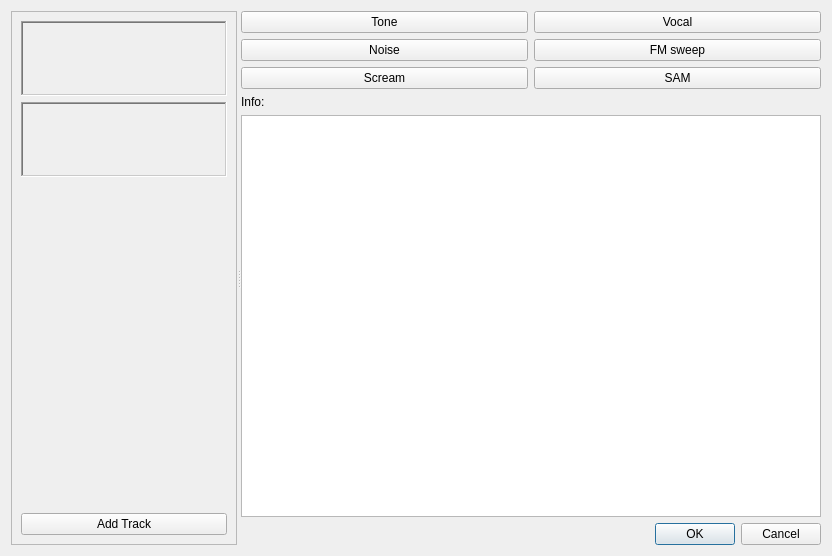
This is main/stimulus_editor.ui in portfors-lab/sparkle as Qt 5 draws it before an edit. The edited form follows.
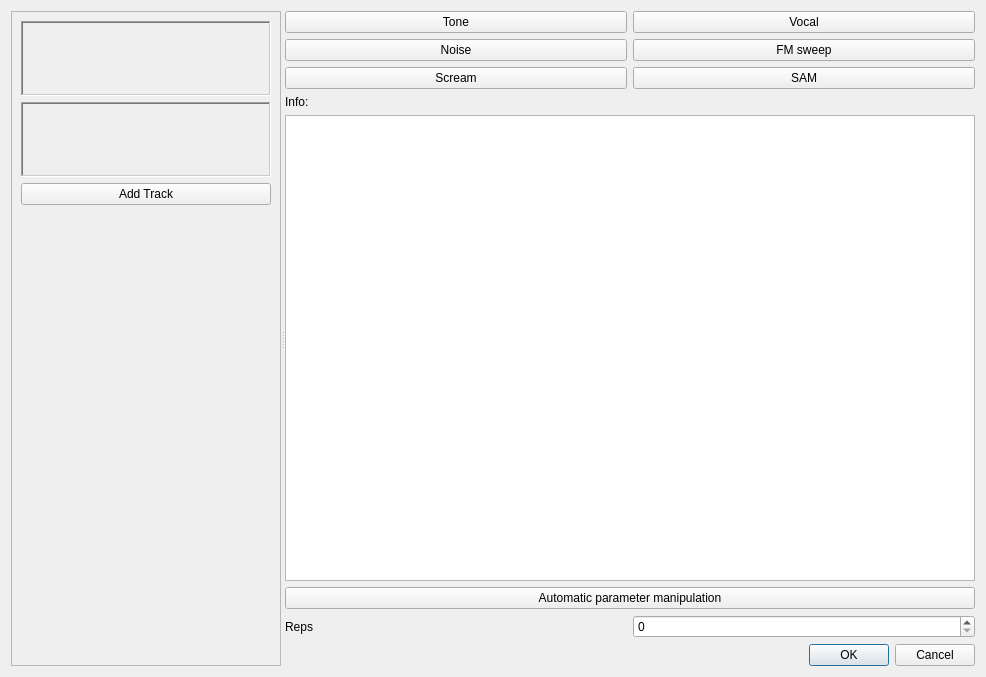
This is the edited form.

Diff of the .ui file:
```diff
--- a/main/stimulus_editor.ui
+++ b/main/stimulus_editor.ui
@@ -6,14 +6,20 @@
    <rect>
     <x>0</x>
     <y>0</y>
-    <width>832</width>
-    <height>556</height>
+    <width>986</width>
+    <height>677</height>
    </rect>
   </property>
+  <property name="sizePolicy">
+   <sizepolicy hsizetype="Expanding" vsizetype="Preferred">
+    <horstretch>0</horstretch>
+    <verstretch>0</verstretch>
+   </sizepolicy>
+  </property>
   <property name="windowTitle">
    <string>Form</string>
   </property>
-  <layout class="QVBoxLayout" name="verticalLayout_3">
+  <layout class="QVBoxLayout" name="verticalLayout_2">
    <item>
     <widget class="QSplitter" name="splitter">
      <property name="orientation">
@@ -28,8 +34,8 @@
         <rect>
          <x>0</x>
          <y>0</y>
-         <width>598</width>
-         <height>536</height>
+         <width>257</width>
+         <height>657</height>
         </rect>
        </property>
        <layout class="QVBoxLayout" name="verticalLayout_4">
@@ -38,7 +44,7 @@
           <item>
            <widget class="QFrame" name="frame">
             <property name="sizePolicy">
-             <sizepolicy hsizetype="Preferred" vsizetype="Minimum">
+             <sizepolicy hsizetype="Expanding" vsizetype="Minimum">
               <horstretch>0</horstretch>
               <verstretch>0</verstretch>
              </sizepolicy>
@@ -60,7 +66,7 @@
           <item>
            <widget class="QFrame" name="frame_2">
             <property name="sizePolicy">
-             <sizepolicy hsizetype="Preferred" vsizetype="Fixed">
+             <sizepolicy hsizetype="Expanding" vsizetype="Fixed">
               <horstretch>0</horstretch>
               <verstretch>0</verstretch>
              </sizepolicy>
@@ -88,33 +94,39 @@
             </property>
            </widget>
           </item>
-          <item>
-           <spacer name="verticalSpacer">
-            <property name="orientation">
-             <enum>Qt::Vertical</enum>
-            </property>
-            <property name="sizeHint" stdset="0">
-             <size>
-              <width>20</width>
-              <height>40</height>
-             </size>
-            </property>
-           </spacer>
-          </item>
          </layout>
         </item>
         <item>
          <widget class="QPushButton" name="pushButton">
+          <property name="sizePolicy">
+           <sizepolicy hsizetype="Minimum" vsizetype="Fixed">
+            <horstretch>0</horstretch>
+            <verstretch>0</verstretch>
+           </sizepolicy>
+          </property>
           <property name="text">
            <string>Add Track</string>
           </property>
          </widget>
         </item>
+        <item>
+         <spacer name="verticalSpacer">
+          <property name="orientation">
+           <enum>Qt::Vertical</enum>
+          </property>
+          <property name="sizeHint" stdset="0">
+           <size>
+            <width>20</width>
+            <height>40</height>
+           </size>
+          </property>
+         </spacer>
+        </item>
        </layout>
       </widget>
      </widget>
      <widget class="QWidget" name="">
-      <layout class="QVBoxLayout" name="verticalLayout_2">
+      <layout class="QVBoxLayout" name="verticalLayout">
        <item>
         <layout class="QGridLayout" name="gridLayout">
          <item row="0" column="0">
@@ -195,10 +207,50 @@
         </widget>
        </item>
        <item>
-        <widget class="QListView" name="listView"/>
+        <widget class="QListView" name="listView">
+         <property name="sizePolicy">
+          <sizepolicy hsizetype="Minimum" vsizetype="Expanding">
+           <horstretch>0</horstretch>
+           <verstretch>0</verstretch>
+          </sizepolicy>
+         </property>
+         <property name="minimumSize">
+          <size>
+           <width>50</width>
+           <height>0</height>
+          </size>
+         </property>
+        </widget>
+       </item>
+       <item>
+        <widget class="QPushButton" name="pushButton_8">
+         <property name="text">
+          <string>Automatic parameter manipulation</string>
+         </property>
+        </widget>
+       </item>
+       <item>
+        <layout class="QGridLayout" name="gridLayout_3">
+         <item row="0" column="0">
+          <widget class="QLabel" name="label_2">
+           <property name="text">
+            <string>Reps</string>
+           </property>
+          </widget>
+         </item>
+         <item row="0" column="1">
+          <widget class="QSpinBox" name="spinBox"/>
+         </item>
+        </layout>
        </item>
        <item>
         <widget class="QDialogButtonBox" name="buttonBox">
+         <property name="sizePolicy">
+          <sizepolicy hsizetype="Expanding" vsizetype="Fixed">
+           <horstretch>0</horstretch>
+           <verstretch>0</verstretch>
+          </sizepolicy>
+         </property>
          <property name="standardButtons">
           <set>QDialogButtonBox::Cancel|QDialogButtonBox::Ok</set>
          </property>
```
Left out of the diff: 7 changed lines with no effect on the pictures.
